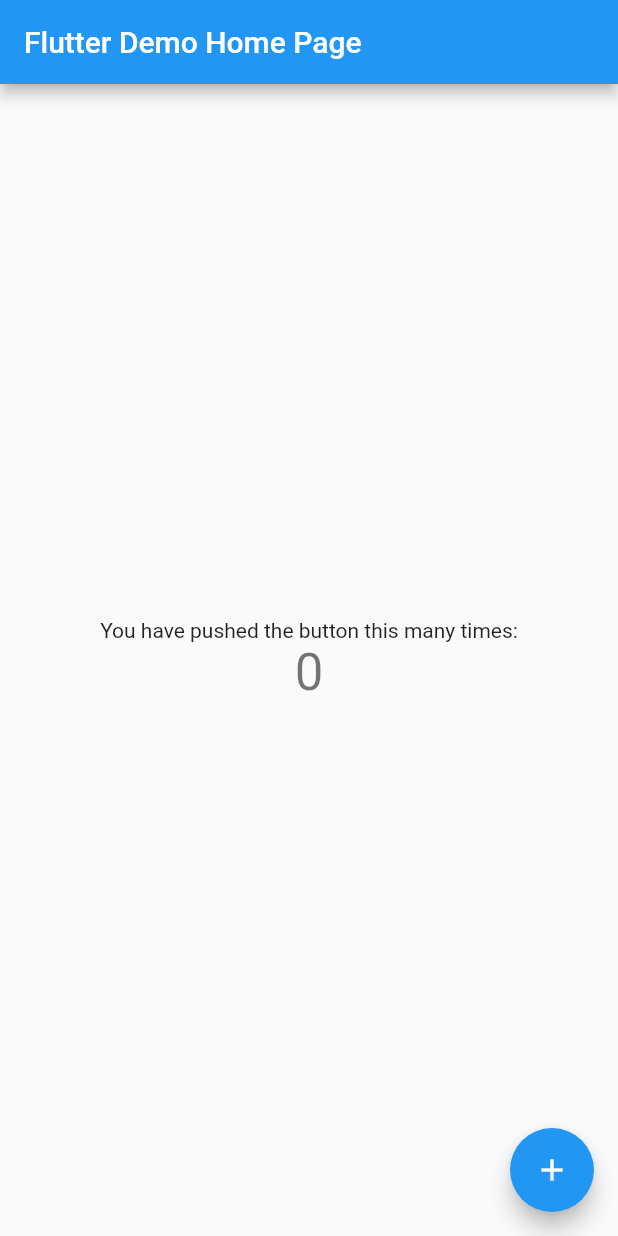
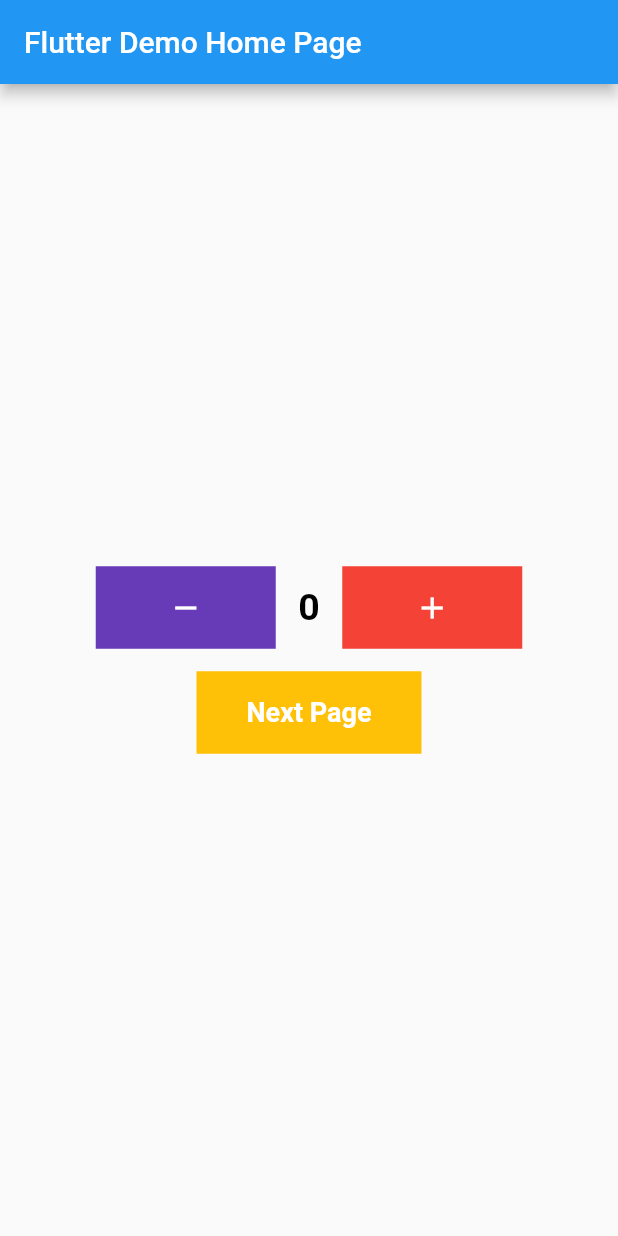
Before and after one commit to 012rashidkp/bloc_concepts, a Flutter app: the screen it shows after launch, on a phone screen of 412 x 824 dp. Run offline on Flutter 3.47's test engine with Material 2 defaults, Android fonts, the phone set to English and light mode, and no system bars; our stand-ins replace bloc, dio, equatable, flutter_bloc.

```diff
--- /dev/null
+++ b/lib/Covid/Network/Apis.dart
@@ -0,0 +1,3 @@
+
+const String Base_url='https://api.covid19api.com/';
+const String summary=Base_url+'summary';
--- a/lib/main.dart
+++ b/lib/main.dart
@@ -1,4 +1,5 @@
 import 'package:bloc_concepts/Counter/counter_bloc.dart';
+import 'package:bloc_concepts/second.dart';
 import 'package:flutter/material.dart';
 import 'package:flutter_bloc/flutter_bloc.dart';
 
@@ -7,6 +8,7 @@ void main() {
 }
 
 class MyApp extends StatelessWidget {
+
   const MyApp({Key? key}) : super(key: key);
 
   // This widget is the root of your application.
@@ -77,30 +79,96 @@ class MyHomePage extends StatelessWidget {
           // horizontal).
           mainAxisAlignment: MainAxisAlignment.center,
           children: <Widget>[
-            const Text(
-              'You have pushed the button this many times:',
+            Row(mainAxisAlignment: MainAxisAlignment.center,
+              children: [
+                Padding(padding: EdgeInsets.only(left: 0),
+                  child: InkWell(
+                    onTap: () {
+                      context.read<CounterBloc>().add(Decrement());
+                    },
+                    child: const SizedBox(
+
+                      width: 120,
+                      height: 55,
+                      child: DecoratedBox(
+                        child: Icon(Icons.remove, color: Colors.white,),
+                        decoration: BoxDecoration(
+                            color: Colors.deepPurple
+                        ),
+                      ),
+
+                    ),
+                  ),
+                ),
+                Padding(
+                    padding: const EdgeInsets.only(left: 15),
+                    child: BlocBuilder<CounterBloc, CounterState>(
+                      builder: (context, state) {
+
+
+                        return Text('${state.count}', style: const TextStyle(fontSize: 25,
+                            fontWeight: FontWeight.bold,
+                            color: Colors.black),);
+                      },
+                    )),
+                Padding(padding: EdgeInsets.only(left: 15),
+                  child: InkWell(
+                    onTap: () {
+                      context.read<CounterBloc>().add(Increment());
+                    },
+                    child: const SizedBox(
+
+                      width: 120,
+                      height: 55,
+                      child: DecoratedBox(
+                        child: Icon(Icons.add, color: Colors.white,),
+                        decoration: BoxDecoration(
+                            color: Colors.red
+                        ),
+                      ),
+
+                    ),
+                  ),
+                ),
+
+
+              ],
             ),
-            BlocBuilder<CounterBloc, CounterState>(
-              builder: (context, state) {
-                return Text(
-                  '${state.count}',
-                  style: Theme
-                      .of(context)
-                      .textTheme
-                      .headline4,
-                );
-              },
+            Padding(
+              padding:  EdgeInsets.only(top: 15),
+              child: Align(
+                alignment: Alignment.center,
+                child: GestureDetector(
+                  onTap: (){
+                    Navigator.push(
+                      context,
+                      MaterialPageRoute(builder: (context) => CovidPage()),
+                    );
+
+
+
+                  },
+                  child: SizedBox(
+
+                    width: 150,
+                    height: 55,
+                    child: DecoratedBox(
+                      decoration: BoxDecoration(
+                        color: Colors.amber,
+
+                      ),
+                      child: Center(child: Text( textAlign: TextAlign.center,"Next Page",style: TextStyle(fontWeight: FontWeight.bold,fontSize: 18,color: Colors.white),)),
+                    ),
+                  ),
+                ),
+              ),
             ),
+
+
           ],
         ),
       ),
-      floatingActionButton: FloatingActionButton(
-        onPressed: () {
-          context.read<CounterBloc>().add(Increment());
-        },
-        tooltip: 'Increment',
-        child: const Icon(Icons.add),
-      ), // This trailing comma makes auto-formatting nicer for build methods.
+      // This trailing comma makes auto-formatting nicer for build methods.
     );
   }
 }
--- a/pubspec.yaml
+++ b/pubspec.yaml
@@ -35,6 +35,10 @@ dependencies:
   # Use with the CupertinoIcons class for iOS style icons.
   cupertino_icons: ^1.0.2
   flutter_bloc: ^8.0.1
+  equatable: ^2.0.3
+  dio: ^4.0.4
+
+  freezed_annotation: ^2.1.0
 
 dev_dependencies:
   flutter_test:
@@ -46,6 +50,8 @@ dev_dependencies:
   # package. See that file for information about deactivating specific lint
   # rules and activating additional ones.
   flutter_lints: ^2.0.0
+  freezed: ^2.1.0+1
+  build_runner: ^2.2.0
 
 # For information on the generic Dart part of this file, see the
 # following page: https://dart.dev/tools/pub/pubspec
```
Also changed, not shown: lib/Covid/Model/CovidModel.dart (added, +126 -0 lines), lib/Covid/Network/api_provider.dart (added, +29 -0 lines), lib/Covid/Network/api_repository.dart (added, +12 -0 lines), lib/Covid/bloc/covid_bloc.dart (added, +31 -0 lines), lib/Covid/bloc/covid_event.dart (added, +10 -0 lines), lib/Covid/bloc/covid_state.dart (added, +22 -0 lines), lib/second.dart (added, +104 -0 lines), lib/data/Person.dart (added), pubspec.lock.
